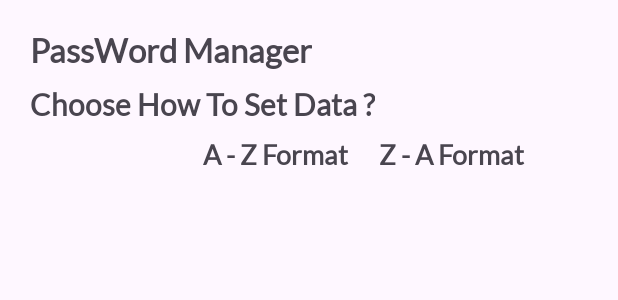
After one commit to Bhavesh5650/AdvAndroidExam1, an Android app: the layout filter_dialog.xml on its own in the app's theme, with its tools: preview values and no code run, on a phone screen of 412 x 824 dp. The commit adds this screen. Shown: the top 300 px of the screen. Run offline under Robolectric (Android 15) with nearby library versions, the phone set to English and light mode, and no system bars.

Commit message:
PasswordManager

```diff
--- a/app/src/main/java/com/example/kotlinexam1application/activity/AddInfoActivity.kt
+++ b/app/src/main/java/com/example/kotlinexam1application/activity/AddInfoActivity.kt
@@ -46,6 +46,8 @@ class AddInfoActivity : AppCompatActivity() {
             val model = PasswordEntity(siteName = siteName, email = email, password = password, category = category)
 
             initDB(this).passDAO().passInsert(model)
+
+            finish()
         }
     }
 }
--- a/app/src/main/java/com/example/kotlinexam1application/dao/PasswordDAO.kt
+++ b/app/src/main/java/com/example/kotlinexam1application/dao/PasswordDAO.kt
@@ -14,7 +14,7 @@ interface PasswordDAO {
     fun passInsert(model:PasswordEntity)
 
     @Update
-    fun passUpdate(model: MutableList<PasswordEntity>)
+    fun passUpdate(model: PasswordEntity)
 
     @Delete
     fun passDelete(model: PasswordEntity)
--- /dev/null
+++ b/app/src/main/res/layout/filter_dialog.xml
@@ -0,0 +1,55 @@
+<?xml version="1.0" encoding="utf-8"?>
+<androidx.constraintlayout.widget.ConstraintLayout xmlns:android="http://schemas.android.com/apk/res/android"
+    xmlns:app="http://schemas.android.com/apk/res-auto"
+    xmlns:tools="http://schemas.android.com/tools"
+    android:layout_width="400dp"
+    android:padding="10dp"
+    android:layout_height="140dp">
+
+    <TextView
+        android:id="@+id/textView4"
+        android:layout_width="wrap_content"
+        android:layout_height="wrap_content"
+        android:layout_marginTop="10dp"
+        android:text="Choose How To Set Data ?"
+        android:textSize="20sp"
+        android:textStyle="bold"
+        app:layout_constraintStart_toStartOf="@+id/textView7"
+        app:layout_constraintTop_toBottomOf="@+id/textView7" />
+
+    <TextView
+        android:id="@+id/aToz"
+        android:layout_width="wrap_content"
+        android:layout_height="wrap_content"
+        android:layout_marginTop="10dp"
+        android:layout_marginEnd="20dp"
+        android:text="A - Z Format"
+        android:textSize="18sp"
+        android:textStyle="bold"
+        app:layout_constraintEnd_toStartOf="@+id/zToa"
+        app:layout_constraintTop_toBottomOf="@+id/textView4" />
+
+    <TextView
+        android:id="@+id/zToa"
+        android:layout_width="wrap_content"
+        android:layout_height="wrap_content"
+        android:layout_marginEnd="40dp"
+        android:text="Z - A Format"
+        android:textSize="18sp"
+        android:textStyle="bold"
+        app:layout_constraintBottom_toBottomOf="@+id/aToz"
+        app:layout_constraintEnd_toEndOf="parent"
+        app:layout_constraintTop_toTopOf="@+id/aToz" />
+
+    <TextView
+        android:id="@+id/textView7"
+        android:layout_width="wrap_content"
+        android:layout_height="wrap_content"
+        android:layout_marginStart="10dp"
+        android:layout_marginTop="10dp"
+        android:text="PassWord Manager"
+        android:textSize="22sp"
+        android:textStyle="bold"
+        app:layout_constraintStart_toStartOf="parent"
+        app:layout_constraintTop_toTopOf="parent" />
+</androidx.constraintlayout.widget.ConstraintLayout>
```
Also changed, not shown: app/src/main/java/com/example/kotlinexam1application/MainActivity.kt (+61 -0 lines), app/src/main/java/com/example/kotlinexam1application/activity/UpdateInfoActivity.kt (+6 -4 lines), app/src/main/java/com/example/kotlinexam1application/adapter/InformationAdapter.kt (+0 -10 lines).
